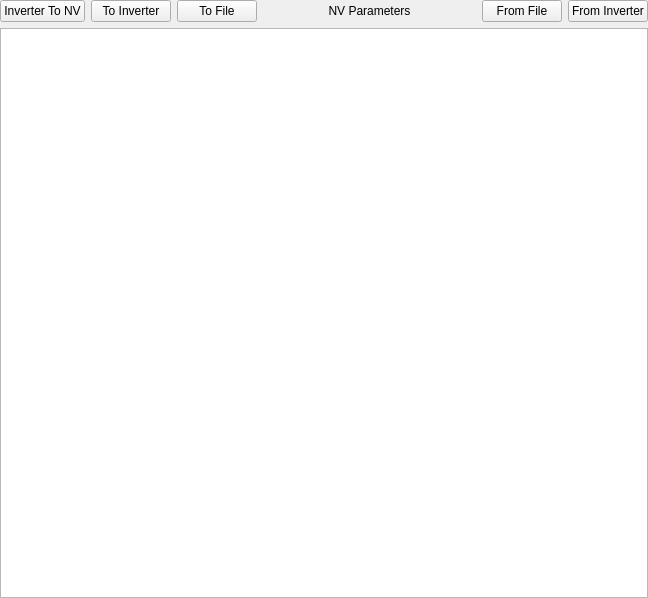
First picture: the form in epyq/nvview.ui, repository epcpower/st, before the edit.
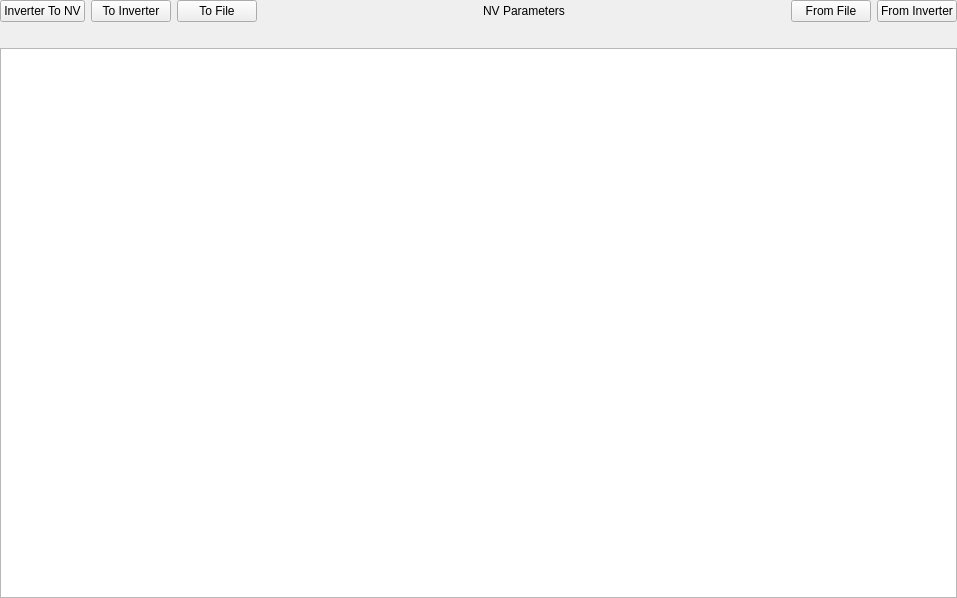
Second picture: the form after the edit.

Commit message:
Add minimal NV status feedback
Ref T147

Diff of the .ui file:
```diff
--- a/epyq/nvview.ui
+++ b/epyq/nvview.ui
@@ -6,7 +6,7 @@
    <rect>
     <x>0</x>
     <y>0</y>
-    <width>648</width>
+    <width>957</width>
     <height>598</height>
    </rect>
   </property>
@@ -29,7 +29,7 @@
    <item>
     <layout class="QVBoxLayout" name="verticalLayout_2">
      <item>
-      <layout class="QHBoxLayout" name="horizontalLayout" stretch="0,1,0,99,0,1">
+      <layout class="QHBoxLayout" name="horizontalLayout" stretch="0,0,0,99,0,0">
        <property name="sizeConstraint">
         <enum>QLayout::SetDefaultConstraint</enum>
        </property>
@@ -89,6 +89,13 @@
        </item>
       </layout>
      </item>
+     <item>
+      <widget class="QLabel" name="status_label">
+       <property name="text">
+        <string/>
+       </property>
+      </widget>
+     </item>
      <item>
       <widget class="QTreeView" name="tree_view"/>
      </item>
```
The commit also changes 2 other files.
